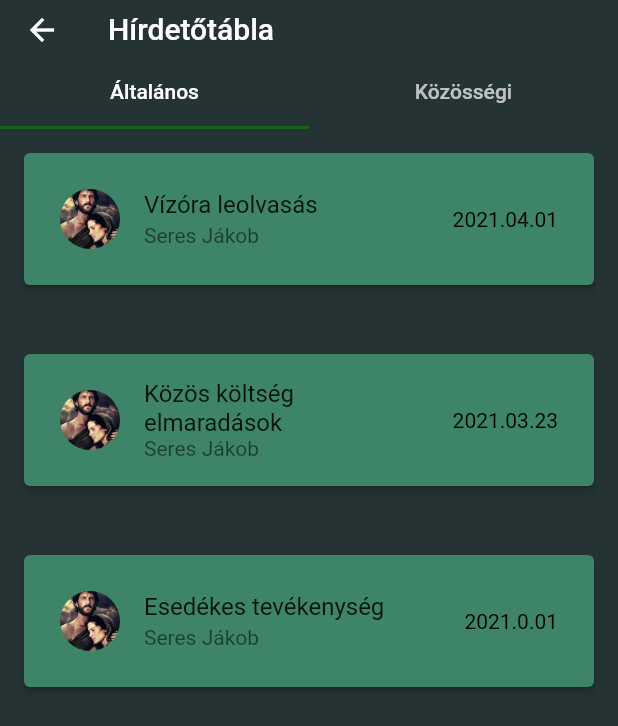
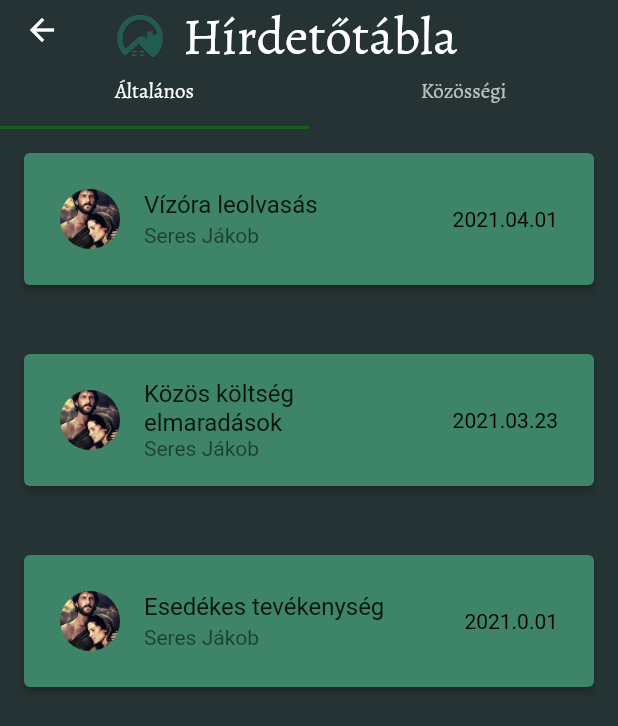
Before and after one commit to FutureCity-greenpeas/dugnad, a Flutter app: the News screen opened directly, on a phone screen of 412 x 824 dp. Shown: the top 726 px of the screen. Run offline on Flutter 3.47's test engine with Material 2 defaults, Android fonts, the phone set to English and light mode, and no system bars; our stand-ins replace hexcolor, webview_flutter.

Commit message:
made it much better

```diff
--- a/dugnad/lib/news/news.dart
+++ b/dugnad/lib/news/news.dart
@@ -12,10 +12,16 @@ class News extends StatefulWidget {
 class _NewsState extends State<News> with SingleTickerProviderStateMixin {
   List<Tab> _tabList = [
     Tab(
-      child: Text("Általános"),
+      child: Text(
+        "Általános",
+        style: TextStyle(fontWeight: FontWeight.w300, fontFamily: "Alegreya"),
+      ),
     ),
     Tab(
-      child: Text("Közösségi"),
+      child: Text(
+        "Közösségi",
+        style: TextStyle(fontWeight: FontWeight.w300, fontFamily: "Alegreya"),
+      ),
     ),
   ];
 
@@ -94,13 +100,47 @@ class _NewsState extends State<News> with SingleTickerProviderStateMixin {
     super.dispose();
   }
 
+  /*
+  bottom: PreferredSize(
+            preferredSize: Size.fromHeight(30.0),
+            child: TabBar(
+              indicatorColor: Colors.green[900],
+              isScrollable: false,
+              controller: _tabController,
+              tabs: _tabList,
+            ),
+          ),
+
+  */
   TabController _tabController;
   @override
   Widget build(BuildContext context) {
     return Scaffold(
         appBar: AppBar(
-          elevation: 0.0,
-          title: Text("Hírdetőtábla"),
+          backgroundColor: Colors.transparent,
+          elevation: 0,
+          title: Row(
+            children: [
+              Padding(
+                padding: EdgeInsets.fromLTRB(0, 20, 0, 0),
+                child: CircleAvatar(
+                  radius: 20.0,
+                  backgroundImage: AssetImage('assets/images/lakokor.png'),
+                  backgroundColor: Colors.transparent,
+                ),
+              ),
+              Padding(
+                padding: EdgeInsets.fromLTRB(10, 10, 0, 0),
+                child: Text(
+                  "Hírdetőtábla",
+                  style: TextStyle(
+                      fontSize: 35,
+                      fontWeight: FontWeight.w300,
+                      fontFamily: "Alegreya"),
+                ),
+              ),
+            ],
+          ),
           bottom: PreferredSize(
             preferredSize: Size.fromHeight(30.0),
             child: TabBar(
```
Also changed, not shown: dugnad/lib/markets/market.dart (+25 -21 lines), dugnad/lib/service/Service.dart (+30 -27 lines).
